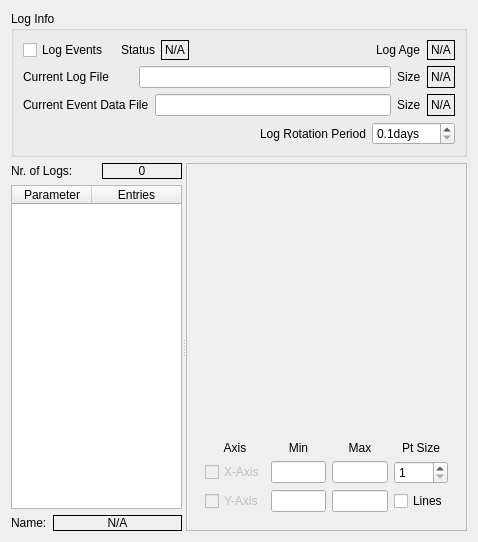
This is gui/src/logplotswidget.ui in MuonPi/muondetector as Qt 5 draws it before an edit. The edited form follows.
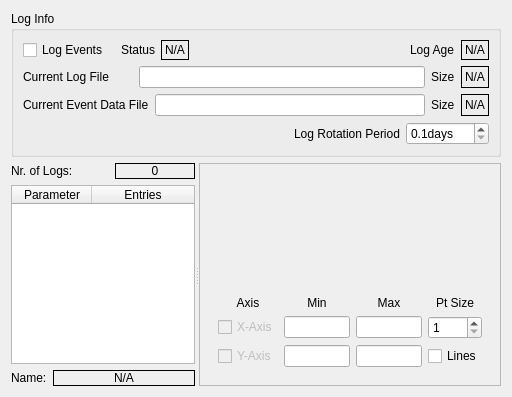
This is the edited form. Custom widgets are drawn as their Qt base class.

Commit message: modified the widget layouts and sizes slightly to allow for a slightly smaller window height

Diff of the .ui file:
```diff
--- a/gui/src/logplotswidget.ui
+++ b/gui/src/logplotswidget.ui
@@ -6,8 +6,8 @@
    <rect>
     <x>0</x>
     <y>0</y>
-    <width>478</width>
-    <height>542</height>
+    <width>512</width>
+    <height>397</height>
    </rect>
   </property>
   <property name="windowTitle">
```
The commit also changes 9 other files.
